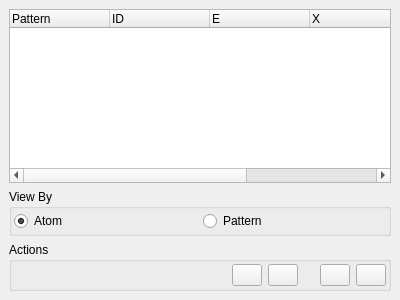
trisyoungs/aten, file branches/nugui/src/gui/atomlist.ui: the form before one commit.
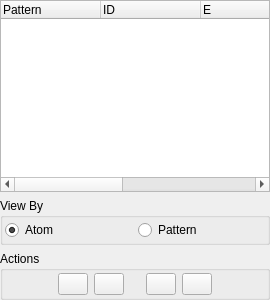
The form after the commit. Icons and pictures are not drawn. Custom widgets are drawn as their Qt base class.

Commit message: All dock widgets completely updated and set to minimum size (270 px) except GlyphsWidget. Tweaked variety of icons to fill whole icon canvas.

Diff of the .ui file:
```diff
--- a/branches/nugui/src/gui/atomlist.ui
+++ b/branches/nugui/src/gui/atomlist.ui
@@ -6,10 +6,16 @@
    <rect>
     <x>0</x>
     <y>0</y>
-    <width>400</width>
+    <width>270</width>
     <height>300</height>
    </rect>
   </property>
+  <property name="minimumSize">
+   <size>
+    <width>270</width>
+    <height>217</height>
+   </size>
+  </property>
   <property name="windowIcon">
    <iconset resource="icons.qrc">
     <normaloff>:/stackicons/icons/stack_atomlist.svg</normaloff>:/stackicons/icons/stack_atomlist.svg</iconset>
@@ -19,6 +25,9 @@
   </property>
   <widget class="QWidget" name="dockWidgetContents">
    <layout class="QVBoxLayout" name="verticalLayout">
+    <property name="margin">
+     <number>0</number>
+    </property>
     <item>
      <widget class="TTreeWidget" name="AtomTree">
       <property name="sizePolicy">
@@ -275,6 +284,19 @@
            </property>
           </widget>
          </item>
+         <item>
+          <spacer name="spacer">
+           <property name="orientation">
+            <enum>Qt::Horizontal</enum>
+           </property>
+           <property name="sizeHint" stdset="0">
+            <size>
+             <width>40</width>
+             <height>20</height>
+            </size>
+           </property>
+          </spacer>
+         </item>
         </layout>
        </item>
       </layout>
```
The commit also changes 124 other files.
